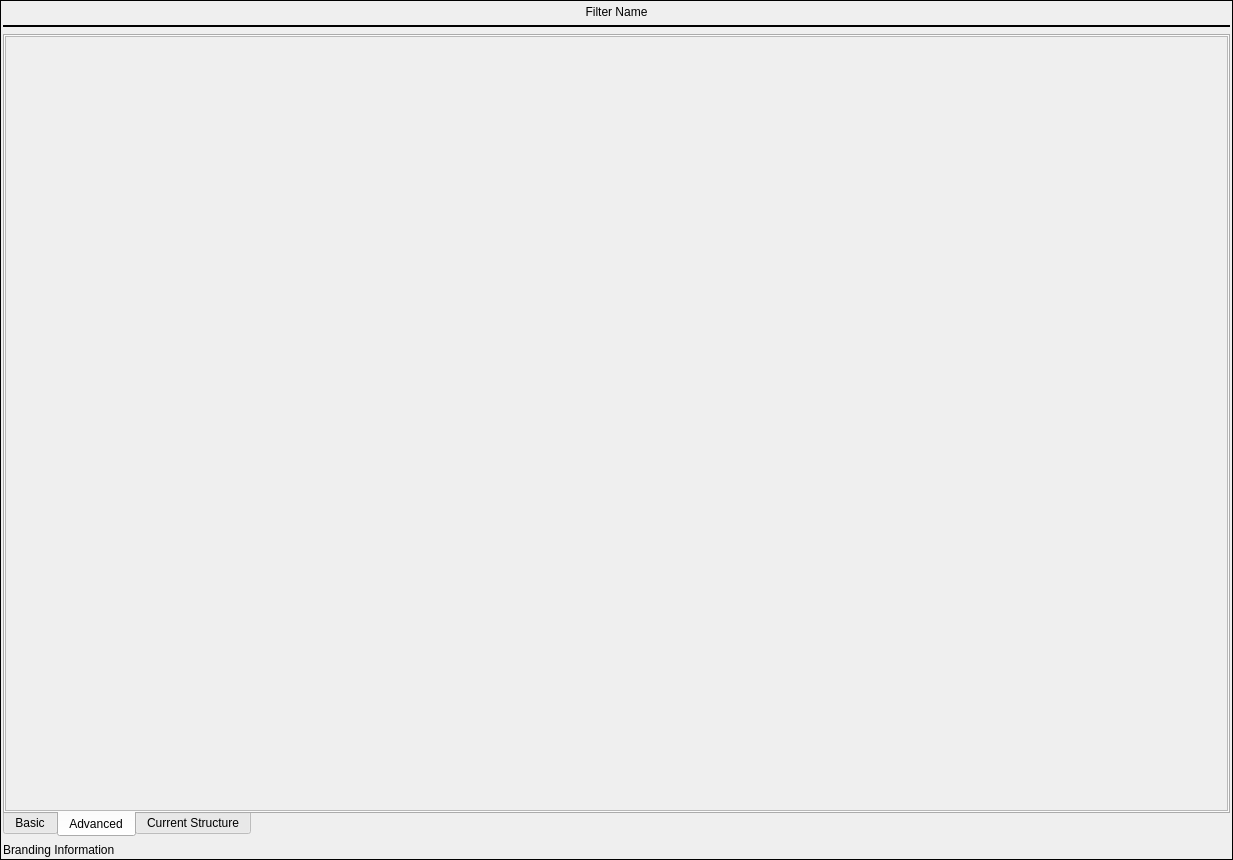
Old version of the form Source/DREAM3DWidgetsLib/Widgets/UI_Files/FilterInputWidget.ui in the repository BlueQuartzSoftware/DREAM3D.
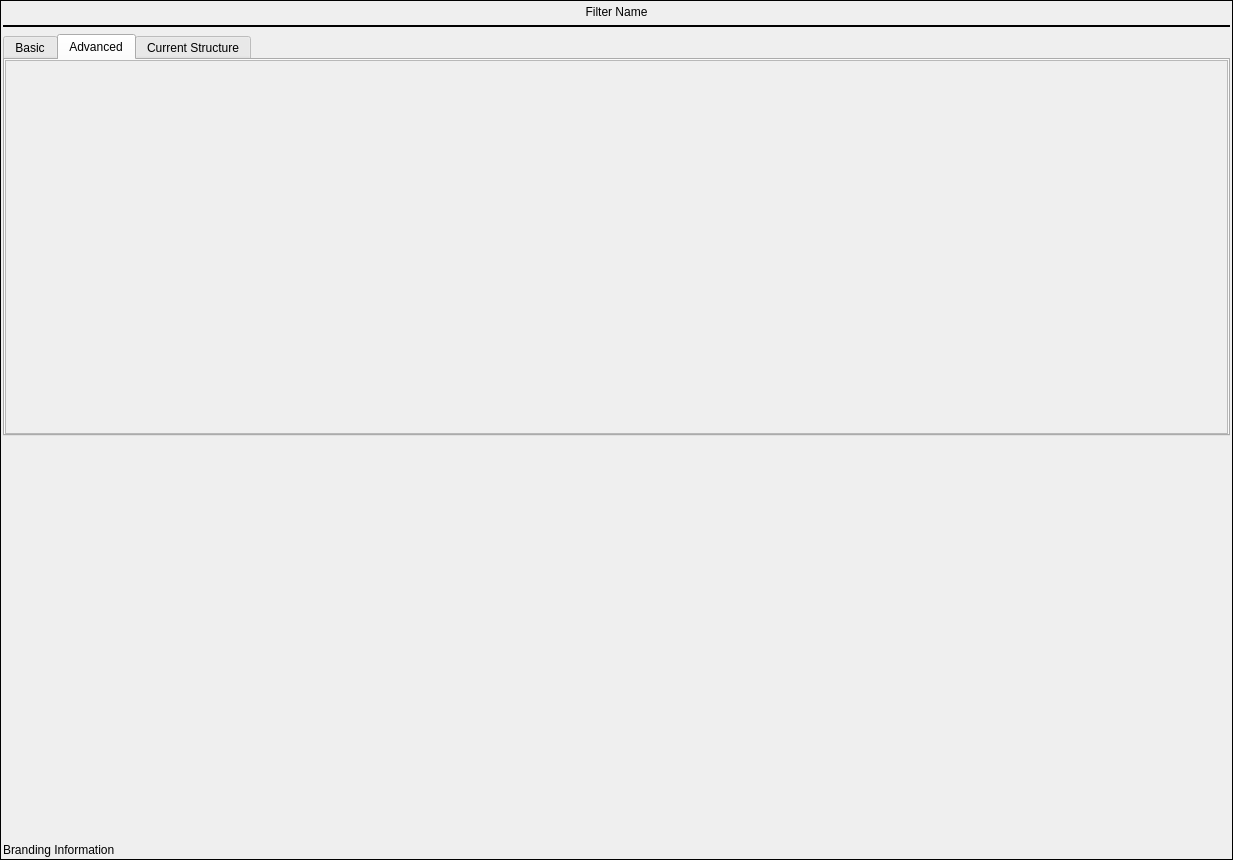
New version of the form.

Commit message:
Continued progress on dynamically resizing scroll area, and disabling tabs when there is nothing in them.
updates #312.

The edit to the form file:
```diff
--- a/Source/DREAM3DWidgetsLib/Widgets/UI_Files/FilterInputWidget.ui
+++ b/Source/DREAM3DWidgetsLib/Widgets/UI_Files/FilterInputWidget.ui
@@ -67,11 +67,14 @@
          </sizepolicy>
         </property>
         <property name="tabPosition">
-         <enum>QTabWidget::South</enum>
+         <enum>QTabWidget::North</enum>
         </property>
         <property name="currentIndex">
          <number>1</number>
         </property>
+        <property name="tabsClosable">
+         <bool>false</bool>
+        </property>
         <widget class="QWidget" name="basicTab">
          <attribute name="title">
           <string>Basic</string>
@@ -90,7 +93,7 @@
            <number>0</number>
           </property>
           <item>
-           <widget class="QScrollArea" name="scrollArea_2">
+           <widget class="QScrollArea" name="basicScrollArea">
             <property name="widgetResizable">
              <bool>true</bool>
             </property>
@@ -100,7 +103,7 @@
                <x>0</x>
                <y>0</y>
                <width>1219</width>
-               <height>776</height>
+               <height>335</height>
               </rect>
              </property>
              <layout class="QVBoxLayout" name="verticalLayout_8">
@@ -144,7 +147,7 @@
            <number>0</number>
           </property>
           <item>
-           <widget class="QScrollArea" name="scrollArea_3">
+           <widget class="QScrollArea" name="advancedScrollArea">
             <property name="widgetResizable">
              <bool>true</bool>
             </property>
@@ -154,7 +157,7 @@
                <x>0</x>
                <y>0</y>
                <width>1219</width>
-               <height>776</height>
+               <height>335</height>
               </rect>
              </property>
              <layout class="QVBoxLayout" name="verticalLayout_9">
@@ -217,7 +220,7 @@
         </property>
        </widget>
       </item>
-      <item row="4" column="0">
+      <item row="5" column="0">
        <widget class="QLabel" name="brandingLabel">
         <property name="text">
          <string>Branding Information</string>
@@ -253,6 +256,19 @@
         </item>
        </layout>
       </item>
+      <item row="4" column="0">
+       <spacer name="verticalSpacer_3">
+        <property name="orientation">
+         <enum>Qt::Vertical</enum>
+        </property>
+        <property name="sizeHint" stdset="0">
+         <size>
+          <width>20</width>
+          <height>40</height>
+         </size>
+        </property>
+       </spacer>
+      </item>
      </layout>
     </widget>
    </item>
```
The commit also changes 1 other file.
